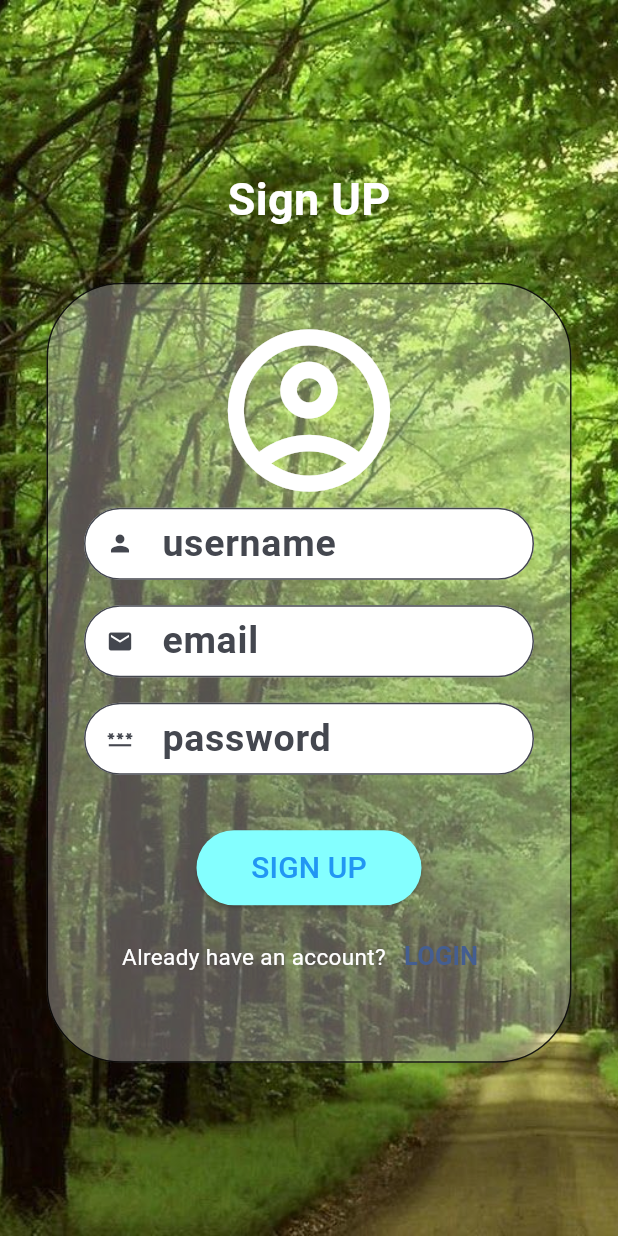
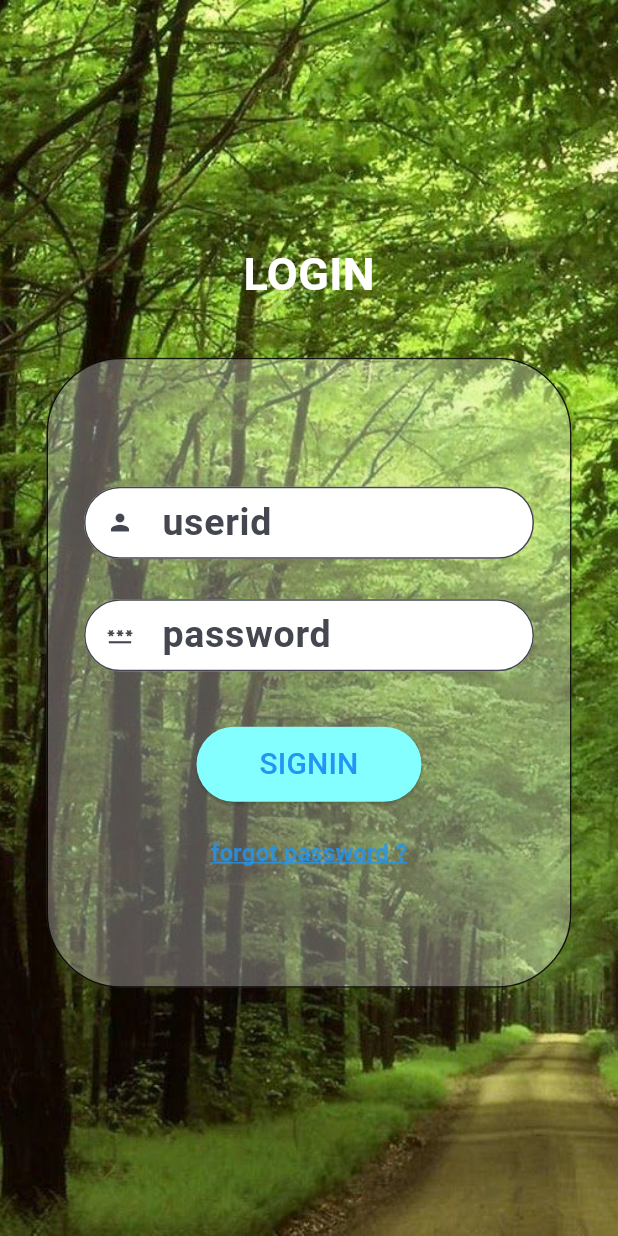
Before and after one commit to arpan-mondal-3000/mindskape, a Flutter app: the screen it shows after launch, on a phone screen of 412 x 824 dp. Run offline on Flutter 3.47's test engine with Material 3 defaults, Android fonts, the phone set to English and light mode, and no system bars; our stand-ins replace firebase_core; accounts and stored records are empty; generated files the repository leaves out were written again.

Commit message:
signup &Login page make (3)

```diff
--- /dev/null
+++ b/lib/LoginActivity.dart
@@ -0,0 +1,175 @@
+import 'package:flutter/cupertino.dart';
+import 'package:flutter/material.dart';
+import 'package:firebase_core/firebase_core.dart';
+import 'package:flutter/widgets.dart';
+import 'package:mindskape/helper.dart';
+import 'firebase_options.dart';
+import 'main.dart';
+
+class LoginActivity extends StatelessWidget {
+  LoginActivity({super.key});
+  var user_profile_controlar = TextEditingController();
+  var email_profile_controlar = TextEditingController();
+  var password_profile_controlar = TextEditingController();
+  @override
+  Widget build(BuildContext context) {
+    return Scaffold(
+      /*appBar: AppBar(
+          backgroundColor: Theme.of(context).colorScheme.inversePrimary,
+          title: Text(widget.title),
+        ),*/
+        body: Container(
+          // main contener
+          width: double.maxFinite,
+          height: double.maxFinite,
+          /* decoration:  BoxDecoration(
+              image:DecorationImage(
+                  image: AssetImage("assets/images/sample.jpg"),
+                  fit: BoxFit.cover
+              )
+          ),*/
+          child: Stack(
+            children: [
+              Container(
+                width: double.maxFinite,
+                height: double.maxFinite,
+                decoration: BoxDecoration(
+                    image: DecorationImage(
+                        image: AssetImage("assets/images/LoginBackground.jpg"),
+                        fit: BoxFit.cover)),
+              ),
+              Center(
+                child: SingleChildScrollView(
+                  child: Column(
+                    mainAxisAlignment: MainAxisAlignment.center,
+                    children: [
+                      Container(
+                          margin: EdgeInsets.only(bottom: 30),
+
+                          alignment: Alignment.topCenter,
+                          child: Text(
+                            "LOGIN",style: TextStyle(
+                              fontSize: 30,fontWeight: FontWeight.bold,color: Colors.white,),)),
+                      Card(
+                        shape: OutlineInputBorder(
+                            borderRadius: BorderRadius.circular(50),
+                            borderSide: BorderSide(color: Colors.black87)),
+                        color: Colors.white.withOpacity(.3),
+                        elevation: 60,
+                        child: Padding(
+                          padding: const EdgeInsets.only(top: 20),
+                          child: Container(
+                            //contener of the all imafe textfield and button
+                              width: 350,
+                              height: 400,
+                              alignment: Alignment.topCenter,
+                              child: Center(
+                                child: Column(
+                                  mainAxisAlignment: MainAxisAlignment.center,
+                                  children: [
+                                    // User Image profile circleAvatar......................
+                                    //dicable due to singin page######
+                                   /* CircleAvatar(
+                                      maxRadius: 65,
+                                      backgroundColor: Colors.cyan.withOpacity(0.0),
+                                      child: Icon(
+                                        Icons.account_circle_outlined,
+                                        size: 130,
+                                        color: CupertinoColors.white,
+                                        fill: .5,
+                                      ),
+                                    ),
+                                */
+                                    //UserName TextField..............
+
+                                    helper.TextFieldSample(
+                                        user_profile_controlar,
+                                        "userid",
+                                        30,
+                                        25,
+                                        TextInputType.text,
+                                        Colors.black,
+                                        Icon(Icons.person),
+                                        false),
+
+                                    //  Gap Between two contener
+                                    SizedBox(
+                                      height: 10,
+                                    ),
+
+                                    //Email TextField..............//now email is temp disable
+                                   /* helper.TextFieldSample(
+                                        email_profile_controlar,
+                                        "email",
+                                        30,
+                                        25,
+                                        TextInputType.text,
+                                        Colors.black,
+                                        Icon(Icons.email),
+                                        false),*/
+
+                                    //  Gap Between two contener
+                                    SizedBox(
+                                      height: 10,
+                                    ),
+
+                                    //Password TextField..............
+                                    helper.TextFieldSample(
+                                        password_profile_controlar,
+                                        "password",
+                                        30,
+                                        25,
+                                        TextInputType.text,
+                                        Colors.black,
+                                        Icon(Icons.password),
+                                        true),
+
+                                    //  Gap Between two contener
+                                    SizedBox(
+                                      height: 30,
+                                    ),
+
+
+                                    ////Sign Up (Elevation) Button.#########################################
+
+                                    helper.ButtonSample(() {
+                                      Navigator.push(context, MaterialPageRoute(builder: (BuildContext context)=> MyHomePage(title: "Home Page")));
+                                    }, "SIGNIN", Colors.cyanAccent.shade100, Colors.blue,20 ),
+                                    SizedBox(
+                                      height: 10,
+                                    ),
+
+
+                                    Center(
+                                      child: Row(
+                                        mainAxisAlignment: MainAxisAlignment.center,
+
+                                        children: [
+                                          //texe is deavle beacause this is login page
+
+
+                                        //  Text("Already have an account?",style:TextStyle(color: CupertinoColors.white,fontSize: 15),),
+
+                                          TextButton(onPressed: (){}, child: Text("forgot password ?",style: TextStyle(fontWeight: FontWeight.bold, fontSize: 16,color: Colors.blue.withOpacity(.8),decoration: TextDecoration.underline,decorationColor: Colors.blue),))
+                                        ],
+                                      ),
+                                    )
+
+
+
+                                  ],
+                                ),
+                              )),
+                        ),
+                      ),
+                    ],
+                  ),
+                ),
+              ),
+
+            ],
+          ),
+        ) // This trailing comma makes auto-formatting nicer for build methods.
+    );
+  }
+}
--- a/lib/main.dart
+++ b/lib/main.dart
@@ -3,6 +3,9 @@ import 'package:flutter/material.dart';
 import 'package:firebase_core/firebase_core.dart';
 import 'package:flutter/widgets.dart';
 import 'package:mindskape/helper.dart';
+
+import 'LoginActivity.dart';
+import 'SignUpActivaty.dart';
 import 'firebase_options.dart';
 
 Future<void> main() async {
@@ -27,7 +30,7 @@ class MyApp extends StatelessWidget {
         useMaterial3: true,
       ),
       debugShowCheckedModeBanner: false,
-      home: const MyHomePage(title: 'MindSkape'),
+      home: LoginActivity()
     );
   }
 }
@@ -42,157 +45,25 @@ class MyHomePage extends StatefulWidget {
 }
 
 class _MyHomePageState extends State<MyHomePage> {
-  //textfield controlar
-  var user_profile_controlar = TextEditingController();
-  var email_profile_controlar = TextEditingController();
-  var password_profile_controlar = TextEditingController();
 
   @override
   Widget build(BuildContext context) {
     return Scaffold(
-        /*appBar: AppBar(
+        appBar: AppBar(
           backgroundColor: Theme.of(context).colorScheme.inversePrimary,
           title: Text(widget.title),
-        ),*/
+        ),
         body: Container(
       // main contener
       width: double.maxFinite,
       height: double.maxFinite,
-      /* decoration:  BoxDecoration(
+       decoration:  BoxDecoration(
               image:DecorationImage(
                   image: AssetImage("assets/images/sample.jpg"),
                   fit: BoxFit.cover
               )
-          ),*/
-      child: Stack(
-        children: [
-          Container(
-            width: double.maxFinite,
-            height: double.maxFinite,
-            decoration: BoxDecoration(
-                image: DecorationImage(
-                    image: AssetImage("assets/images/LoginBackground.jpg"),
-                    fit: BoxFit.cover)),
-          ),
-          Center(
-            child: SingleChildScrollView(
-              child: Column(
-                mainAxisAlignment: MainAxisAlignment.center,
-                children: [
-                  Container(
-                    margin: EdgeInsets.only(bottom: 30),
-
-                      alignment: Alignment.topCenter,
-                      child: Text("Sign UP",style: TextStyle(fontSize: 30,fontWeight: FontWeight.bold,color: Colors.white,),)),
-                  Card(
-                    shape: OutlineInputBorder(
-                        borderRadius: BorderRadius.circular(50),
-                        borderSide: BorderSide(color: Colors.black87)),
-                    color: Colors.white.withOpacity(.3),
-                    elevation: 60,
-                    child: Padding(
-                      padding: const EdgeInsets.only(top: 20),
-                      child: Container(
-                          //contener of the all imafe textfield and button
-                          width: 350,
-                          height: 500,
-                          alignment: Alignment.topCenter,
-                          child: Column(
-                            children: [
-                              // User Image profile circleAvatar......................
-                              CircleAvatar(
-                                maxRadius: 65,
-                                backgroundColor: Colors.cyan.withOpacity(0.0),
-                                child: Icon(
-                                  Icons.account_circle_outlined,
-                                  size: 130,
-                                  color: CupertinoColors.white,
-                                  fill: .5,
-                                ),
-                              ),
-
-                              //UserName TextField..............
-
-                              helper.TextFieldSample(
-                                  user_profile_controlar,
-                                  "username",
-                                  30,
-                                  25,
-                                  TextInputType.text,
-                                  Colors.black,
-                                  Icon(Icons.person),
-                                  false),
-
-                              //  Gap Between two contener
-                              SizedBox(
-                                height: 10,
-                              ),
-
-                              //Email TextField..............
-                              helper.TextFieldSample(
-                                  email_profile_controlar,
-                                  "email",
-                                  30,
-                                  25,
-                                  TextInputType.text,
-                                  Colors.black,
-                                  Icon(Icons.email),
-                                  false),
-
-                              //  Gap Between two contener
-                              SizedBox(
-                                height: 10,
-                              ),
-
-                              //Password TextField..............
-                              helper.TextFieldSample(
-                                  password_profile_controlar,
-                                  "password",
-                                  30,
-                                  25,
-                                  TextInputType.text,
-                                  Colors.black,
-                                  Icon(Icons.password),
-                                  true),
-
-                              //  Gap Between two contener
-                              SizedBox(
-                                height: 30,
-                              ),
-
-
-                              ////Sign Up (Elevation) Button.#########################################
-
-                              helper.ButtonSample(() {print("object"); }, "SIGN UP", Colors.cyanAccent.shade100, Colors.blue,20 ),
-                              SizedBox(
-                                height: 10,
-                              ),
-
-                              Center(
-                                child: Row(
-                                  mainAxisAlignment: MainAxisAlignment.center,
-
-                                  children: [
-                                    Text("Already have an account?",style:TextStyle(color: CupertinoColors.white,fontSize: 15),),
-
-                                    TextButton(onPressed: (){}, child: Text("LOGIN",style: TextStyle(fontWeight: FontWeight.bold, fontSize: 17),))
-                                  ],
-                                ),
-                              )
-
-
-
-                            ],
-                          )),
-                    ),
-                  ),
-                ],
-              ),
-            ),
           ),
 
-        ],
-      ),
     ) // This trailing comma makes auto-formatting nicer for build methods.
         );
   }
```
Also changed, not shown: lib/SignUpActivaty.dart (added, +173 -0 lines).
